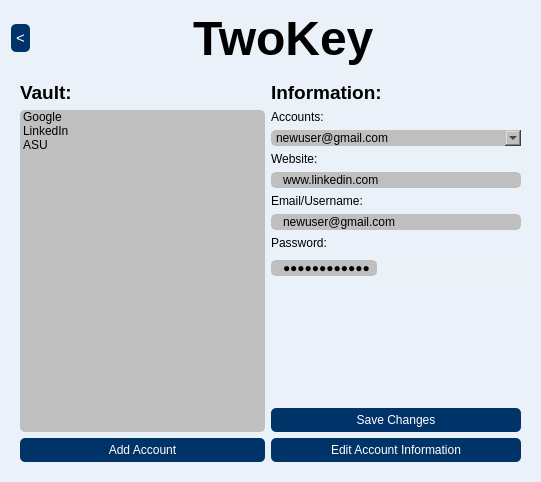
Satharus/TwoKey, file Desktop App/TwoKey/TwoKey/twokey.ui: the form before one commit.
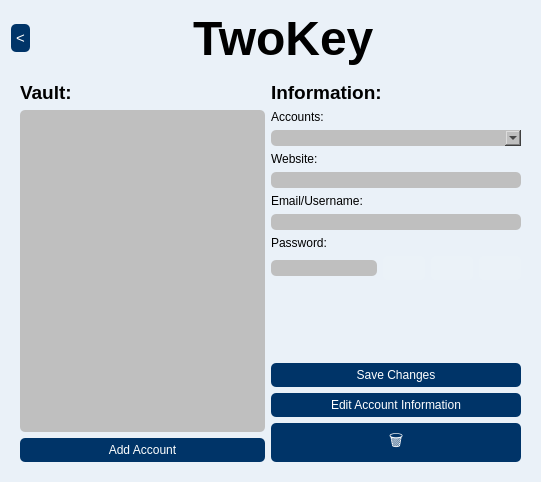
The form after the commit. The open tabs and pages were chosen to show the change. Icons and pictures are not drawn.

What changed in the file:
```diff
--- a/Desktop App/TwoKey/TwoKey/twokey.ui
+++ b/Desktop App/TwoKey/TwoKey/twokey.ui
@@ -765,21 +765,6 @@
              <property name="currentRow">
               <number>-1</number>
              </property>
-             <item>
-              <property name="text">
-               <string>Google</string>
-              </property>
-             </item>
-             <item>
-              <property name="text">
-               <string>LinkedIn</string>
-              </property>
-             </item>
-             <item>
-              <property name="text">
-               <string>ASU</string>
-              </property>
-             </item>
             </widget>
            </item>
            <item>
@@ -868,16 +853,6 @@
 	padding-left: 5px;
 }</string>
              </property>
-             <item>
-              <property name="text">
-               <string>newuser@gmail.com</string>
-              </property>
-             </item>
-             <item>
-              <property name="text">
-               <string>myotheraccount@gmail.com</string>
-              </property>
-             </item>
             </widget>
            </item>
            <item>
@@ -911,7 +886,7 @@
 </string>
              </property>
              <property name="text">
-              <string>www.linkedin.com</string>
+              <string/>
              </property>
              <property name="readOnly">
               <bool>true</bool>
@@ -949,7 +924,7 @@
 </string>
              </property>
              <property name="text">
-              <string>newuser@gmail.com</string>
+              <string/>
              </property>
              <property name="readOnly">
               <bool>true</bool>
@@ -989,7 +964,7 @@
 </string>
                </property>
                <property name="text">
-                <string>mEbab6j$sjmT</string>
+                <string/>
                </property>
                <property name="echoMode">
                 <enum>QLineEdit::Password</enum>
@@ -1224,6 +1199,60 @@
              </property>
             </widget>
            </item>
+           <item>
+            <widget class="QPushButton" name="manager_delete_button">
+             <property name="sizePolicy">
+              <sizepolicy hsizetype="Minimum" vsizetype="Preferred">
+               <horstretch>0</horstretch>
+               <verstretch>0</verstretch>
+              </sizepolicy>
+             </property>
+             <property name="font">
+              <font>
+               <pointsize>12</pointsize>
+              </font>
+             </property>
+             <property name="styleSheet">
+              <string notr="true">QPushButton
+{
+	background-color: #003468;
+	color: #ffffff;
+	border-style: solid;
+	border-color: #000000;
+	border-radius: 5px;
+	padding: 5px;
+
+}
+
+
+QPushButton::hover
+{
+	background-color: #00478f;
+
+}
+
+
+QPushButton::pressed
+{
+	background-color: #002041;
+
+}
+</string>
+             </property>
+             <property name="text">
+              <string>🗑</string>
+             </property>
+             <property name="iconSize">
+              <size>
+               <width>32</width>
+               <height>32</height>
+              </size>
+             </property>
+             <property name="flat">
+              <bool>false</bool>
+             </property>
+            </widget>
+           </item>
           </layout>
          </item>
         </layout>
```
Left out of the diff: 9 changed lines with no effect on the pictures.
